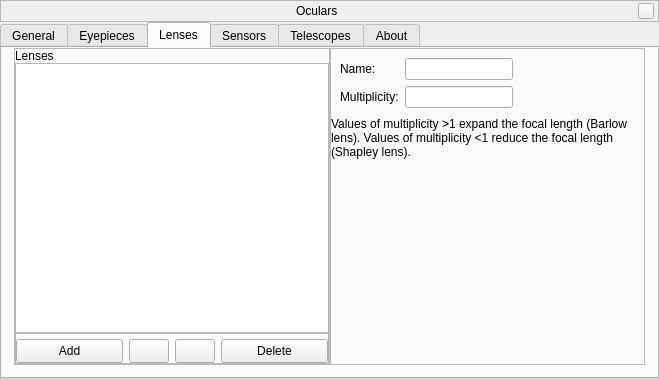
Before: the Qt Designer form plugins/Oculars/src/gui/ocularDialog.ui in 519984307/stellarium_src, drawn with Qt 5.
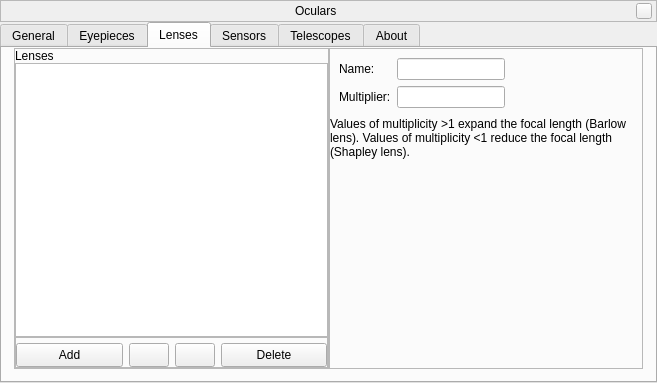
After: the same form once the commit is applied. The open tabs and pages were chosen to show the change. Custom widgets are drawn as their Qt base class.

Patch:
```diff
--- a/plugins/Oculars/src/gui/ocularDialog.ui
+++ b/plugins/Oculars/src/gui/ocularDialog.ui
@@ -6,8 +6,8 @@
    <rect>
     <x>0</x>
     <y>0</y>
-    <width>659</width>
-    <height>379</height>
+    <width>657</width>
+    <height>383</height>
    </rect>
   </property>
   <property name="sizePolicy">
@@ -870,7 +870,7 @@
                 <item row="1" column="0">
                  <widget class="QLabel" name="label_13">
                   <property name="text">
-                   <string>Multiplicity:</string>
+                   <string>Multiplier:</string>
                   </property>
                  </widget>
                 </item>
```
Left out of the diff: 167 changed lines with no effect on the pictures.
